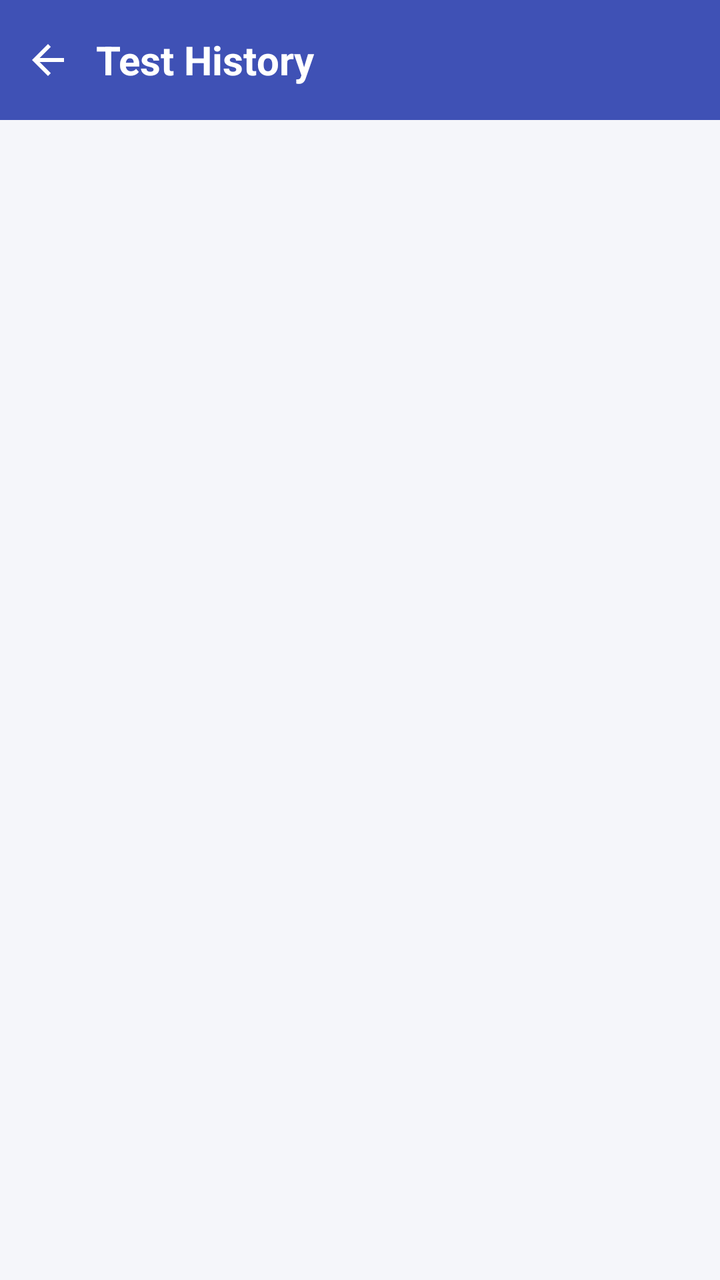
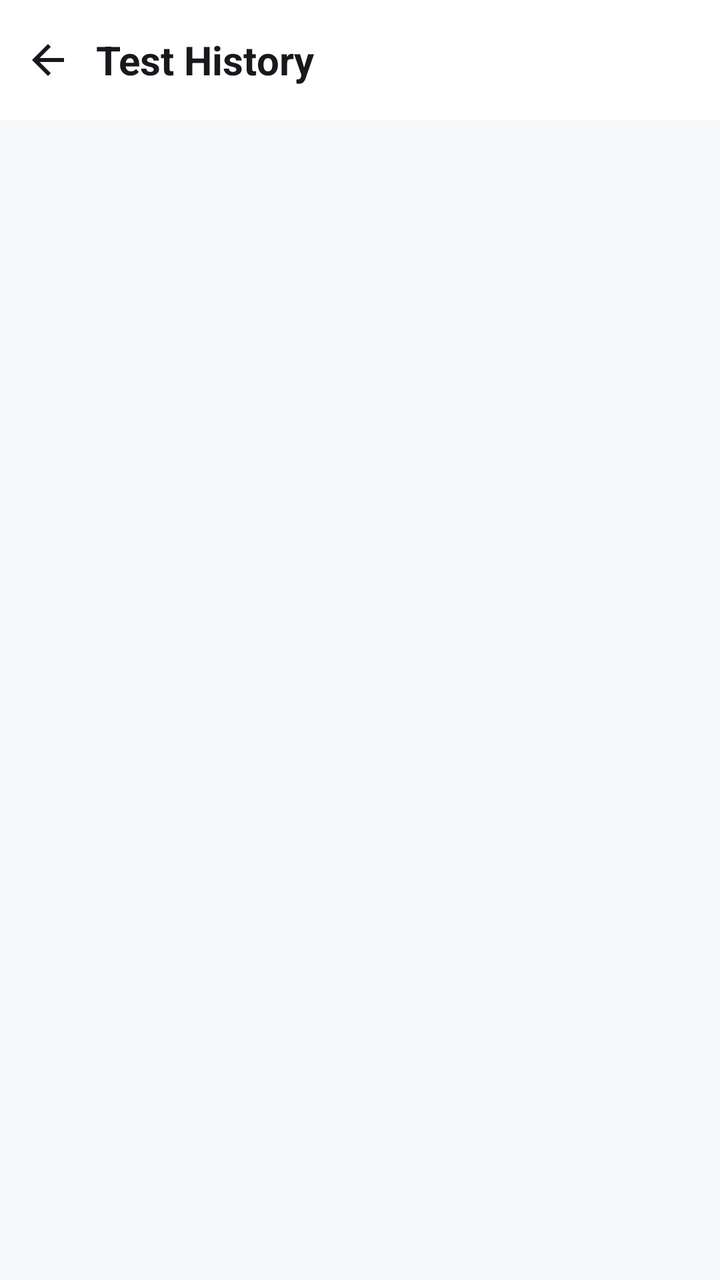

Before-and-after screenshots of an Android layout around one commit, followed by the original layout XML and the change that was made.
<!-- AndroidManifest.xml: application theme Theme.Eve -->
<!-- res/layout/activity_history.xml -->
<?xml version="1.0" encoding="utf-8"?>
<LinearLayout xmlns:android="http://schemas.android.com/apk/res/android"
    xmlns:app="http://schemas.android.com/apk/res-auto"
    android:layout_width="match_parent"
    android:layout_height="match_parent"
    android:orientation="vertical">

    <LinearLayout
        android:layout_width="match_parent"
        android:layout_height="wrap_content"
        android:background="@color/eve_primary"
        android:gravity="center_vertical"
        android:orientation="horizontal"
        android:paddingHorizontal="4dp"
        android:paddingVertical="10dp">

        <ImageButton
            android:id="@+id/btnBack"
            android:layout_width="40dp"
            android:layout_height="40dp"
            android:background="?attr/selectableItemBackgroundBorderless"
            android:contentDescription="Back"
            android:padding="8dp"
            android:src="@drawable/ic_back" />

        <TextView
            android:layout_width="0dp"
            android:layout_height="wrap_content"
            android:layout_weight="1"
            android:paddingStart="4dp"
            android:text="Test History"
            android:textColor="@android:color/white"
            android:textSize="20sp"
            android:textStyle="bold" />
    </LinearLayout>

    <TextView
        android:id="@+id/tvOfflineBanner"
        android:layout_width="match_parent"
        android:layout_height="wrap_content"
        android:background="@color/eve_offline_bg"
        android:gravity="center"
        android:paddingVertical="6dp"
        android:text="@string/offline_banner_text"
        android:textColor="@color/eve_offline_text"
        android:textSize="12sp"
        android:textStyle="bold"
        android:visibility="gone" />

    <FrameLayout
        android:layout_width="match_parent"
        android:layout_height="0dp"
        android:layout_weight="1">

        <androidx.recyclerview.widget.RecyclerView
            android:id="@+id/rvHistory"
            android:layout_width="match_parent"
            android:layout_height="match_parent"
            android:clipToPadding="false"
            android:paddingHorizontal="8dp"
            android:paddingTop="8dp"
            android:paddingBottom="16dp" />

        <LinearLayout
            android:id="@+id/progressGroup"
            android:layout_width="wrap_content"
            android:layout_height="wrap_content"
            android:layout_gravity="center"
            android:gravity="center"
            android:orientation="vertical"
            android:visibility="gone">

            <ProgressBar
                android:layout_width="wrap_content"
                android:layout_height="wrap_content" />

            <TextView
                android:layout_width="wrap_content"
                android:layout_height="wrap_content"
                android:layout_marginTop="12dp"
                android:text="History load ho rahi hai…"
                android:textColor="@color/eve_grey"
                android:textSize="13sp" />
        </LinearLayout>

        <LinearLayout
            android:id="@+id/messageGroup"
            android:layout_width="wrap_content"
            android:layout_height="wrap_content"
            android:layout_gravity="center"
            android:gravity="center"
            android:orientation="vertical"
            android:padding="24dp"
            android:visibility="gone">

            <ImageView
                android:id="@+id/ivMessageIcon"
                android:layout_width="64dp"
                android:layout_height="64dp"
                android:src="@drawable/ic_state_empty" />

            <TextView
                android:id="@+id/tvMessage"
                android:layout_width="wrap_content"
                android:layout_height="wrap_content"
                android:layout_marginTop="16dp"
                android:gravity="center"
                android:textColor="?attr/colorOnSurface"
                android:textSize="16sp"
                android:textStyle="bold" />

            <TextView
                android:id="@+id/tvMessageSub"
                android:layout_width="260dp"
                android:layout_height="wrap_content"
                android:layout_marginTop="4dp"
                android:gravity="center"
                android:textColor="@color/eve_grey"
                android:textSize="13sp" />

            <com.google.android.material.button.MaterialButton
                android:id="@+id/btnRetry"
                style="@style/Widget.Material3.Button.OutlinedButton"
                android:layout_width="wrap_content"
                android:layout_height="wrap_content"
                android:layout_marginTop="16dp"
                android:text="Retry"
                android:visibility="gone" />
        </LinearLayout>
    </FrameLayout>
</LinearLayout>
<!-- resources referenced by this layout -->
<resources>
  <color name="eve_grey">#757575</color>
  <color name="eve_offline_bg">#FFF3CD</color>
  <color name="eve_offline_text">#7A5B00</color>
  <color name="eve_primary">#3F51B5</color>
  <!-- drawable ic_back (drawable) -->
  <vector xmlns:android="http://schemas.android.com/apk/res/android"
      android:width="24dp"
      android:height="24dp"
      android:viewportWidth="24"
      android:viewportHeight="24">
      <path
          android:pathData="M20,11 L7.83,11 L13.42,5.41 L12,4 L4,12 L12,20 L13.41,18.59 L7.83,13 L20,13 Z"
          android:fillColor="@android:color/white" />
  </vector>
  <!-- drawable ic_state_empty (drawable) -->
  <vector xmlns:android="http://schemas.android.com/apk/res/android"
      android:width="64dp"
      android:height="64dp"
      android:viewportWidth="64"
      android:viewportHeight="64">
      <path
          android:pathData="M12,14 h40 a4,4 0 0 1 4,4 v32 a4,4 0 0 1 -4,4 h-40 a4,4 0 0 1 -4,-4 v-32 a4,4 0 0 1 4,-4 z"
          android:strokeColor="#9AA0B4"
          android:strokeWidth="3"
          android:fillColor="#00000000" />
      <path
          android:pathData="M18,28 h28"
          android:strokeColor="#9AA0B4"
          android:strokeWidth="3" />
      <path
          android:pathData="M18,38 h20"
          android:strokeColor="#9AA0B4"
          android:strokeWidth="3" />
      <path
          android:pathData="M18,48 h12"
          android:strokeColor="#9AA0B4"
          android:strokeWidth="3" />
  </vector>
  <string name="offline_banner_text">No internet — cached data dikha rahe hain</string>
  <style name="Theme.Eve" parent="Theme.Material3.Light.NoActionBar">
          <item name="colorPrimary">@color/eve_primary</item>
          <item name="colorOnPrimary">@android:color/white</item>
          <item name="colorSecondary">@color/eve_accent</item>
          <item name="colorSurface">@android:color/white</item>
          <item name="colorOnSurface">#1A1A1A</item>
          <item name="android:windowBackground">@color/eve_bg</item>
          <item name="android:statusBarColor">@color/eve_primary_dark</item>
      </style>
  <color name="eve_accent">#FF6D00</color>
  <color name="eve_bg">#F5F6FA</color>
  <color name="eve_primary_dark">#303F9F</color>
</resources>

<!-- the commit's change to res/layout/activity_history.xml (unified diff, before → after) -->
@@ -1,6 +1,7 @@
 <?xml version="1.0" encoding="utf-8"?>
 <LinearLayout xmlns:android="http://schemas.android.com/apk/res/android"
     xmlns:app="http://schemas.android.com/apk/res-auto"
+    style="@style/Eve.Screen"
     android:layout_width="match_parent"
     android:layout_height="match_parent"
     android:orientation="vertical">
@@ -8,7 +9,7 @@
     <LinearLayout
         android:layout_width="match_parent"
         android:layout_height="wrap_content"
-        android:background="@color/eve_primary"
+        android:background="@color/eve_surface"
         android:gravity="center_vertical"
         android:orientation="horizontal"
         android:paddingHorizontal="4dp"
@@ -21,7 +22,8 @@
             android:background="?attr/selectableItemBackgroundBorderless"
             android:contentDescription="Back"
             android:padding="8dp"
-            android:src="@drawable/ic_back" />
+            android:src="@drawable/ic_back"
+            android:tint="@color/eve_text" />
 
         <TextView
             android:layout_width="0dp"
@@ -29,7 +31,7 @@
             android:layout_weight="1"
             android:paddingStart="4dp"
             android:text="Test History"
-            android:textColor="@android:color/white"
+            android:textColor="@color/eve_text"
             android:textSize="20sp"
             android:textStyle="bold" />
     </LinearLayout>
@@ -54,10 +56,11 @@
 
         <androidx.recyclerview.widget.RecyclerView
             android:id="@+id/rvHistory"
+            android:layoutAnimation="@anim/layout_enter"
             android:layout_width="match_parent"
             android:layout_height="match_parent"
             android:clipToPadding="false"
-            android:paddingHorizontal="8dp"
+            android:paddingHorizontal="12dp"
             android:paddingTop="8dp"
             android:paddingBottom="16dp" />
 
@@ -120,7 +123,7 @@
 
             <com.google.android.material.button.MaterialButton
                 android:id="@+id/btnRetry"
-                style="@style/Widget.Material3.Button.OutlinedButton"
+                style="@style/Widget.Eve.OutlinedButton"
                 android:layout_width="wrap_content"
                 android:layout_height="wrap_content"
                 android:layout_marginTop="16dp"
<!-- resource entries referenced after the edit -->
@@ -1,9 +1,11 @@
 <!-- resources referenced by this layout -->
 <resources>
-  <color name="eve_grey">#757575</color>
-  <color name="eve_offline_bg">#FFF3CD</color>
-  <color name="eve_offline_text">#7A5B00</color>
-  <color name="eve_primary">#3F51B5</color>
+  <color name="eve_grey">#6B7280</color>
+  <color name="eve_offline_bg">#FFF4D6</color>
+  <color name="eve_offline_text">#765B00</color>
+  <color name="eve_surface">#FFFFFF</color>
+  <color name="eve_text">#17191C</color>
+  <color name="eve_primary">#4F6EF7</color>
   <!-- drawable ic_back (drawable) -->
   <vector xmlns:android="http://schemas.android.com/apk/res/android"
       android:width="24dp"
@@ -39,17 +41,45 @@
           android:strokeWidth="3" />
   </vector>
   <string name="offline_banner_text">No internet — cached data dikha rahe hain</string>
+  <style name="Eve.Screen" parent="">
+          <item name="android:background">@color/eve_bg</item>
+      </style>
+  <style name="Widget.Eve.OutlinedButton" parent="Widget.Material3.Button.OutlinedButton">
+          <item name="android:minHeight">48dp</item>
+          <item name="android:textAllCaps">false</item>
+          <item name="cornerRadius">14dp</item>
+          <item name="strokeWidth">1dp</item>
+      </style>
   <style name="Theme.Eve" parent="Theme.Material3.Light.NoActionBar">
           <item name="colorPrimary">@color/eve_primary</item>
           <item name="colorOnPrimary">@android:color/white</item>
           <item name="colorSecondary">@color/eve_accent</item>
-          <item name="colorSurface">@android:color/white</item>
-          <item name="colorOnSurface">#1A1A1A</item>
+          <item name="colorSurface">@color/eve_surface</item>
+          <item name="colorOnSurface">@color/eve_text</item>
           <item name="android:windowBackground">@color/eve_bg</item>
-          <item name="android:statusBarColor">@color/eve_primary_dark</item>
+          <item name="android:statusBarColor">@color/eve_bg</item>
+          <item name="android:navigationBarColor">@color/eve_bg</item>
+          <item name="android:windowLightStatusBar">true</item>
+          <item name="android:windowLightNavigationBar">true</item>
+          <item name="materialCardViewStyle">@style/Widget.Eve.Card</item>
+          <item name="materialButtonStyle">@style/Widget.Eve.Button</item>
       </style>
-  <color name="eve_accent">#FF6D00</color>
-  <color name="eve_bg">#F5F6FA</color>
-  <color name="eve_primary_dark">#303F9F</color>
+  <color name="eve_accent">#4F6EF7</color>
+  <style name="Widget.Eve.Card" parent="Widget.Material3.CardView.Elevated">
+          <item name="cardCornerRadius">18dp</item>
+          <item name="cardElevation">1dp</item>
+          <item name="strokeWidth">1dp</item>
+          <item name="strokeColor">@color/eve_stroke</item>
+          <item name="cardBackgroundColor">@color/eve_surface</item>
+      </style>
+  <style name="Widget.Eve.Button" parent="Widget.Material3.Button">
+          <item name="android:minHeight">48dp</item>
+          <item name="android:textAllCaps">false</item>
+          <item name="cornerRadius">14dp</item>
+          <item name="android:insetTop">2dp</item>
+          <item name="android:insetBottom">2dp</item>
+      </style>
+  <color name="eve_stroke">#E3E6EB</color>
+  <color name="eve_bg">#F7F8FA</color>
 </resources>
 
